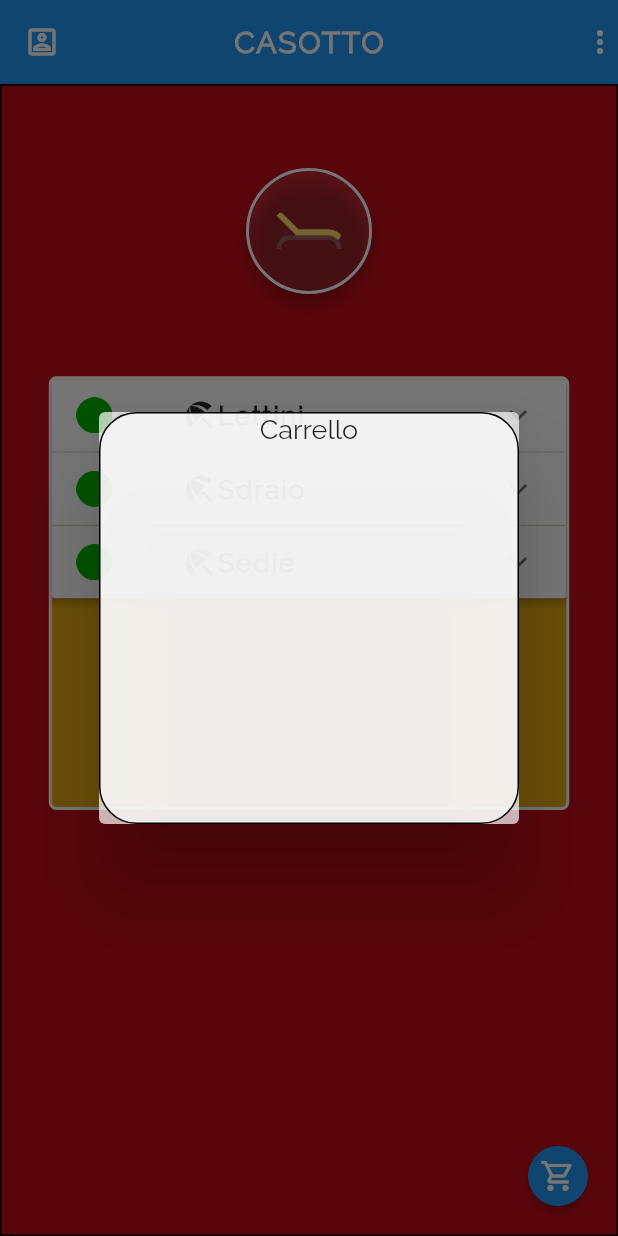
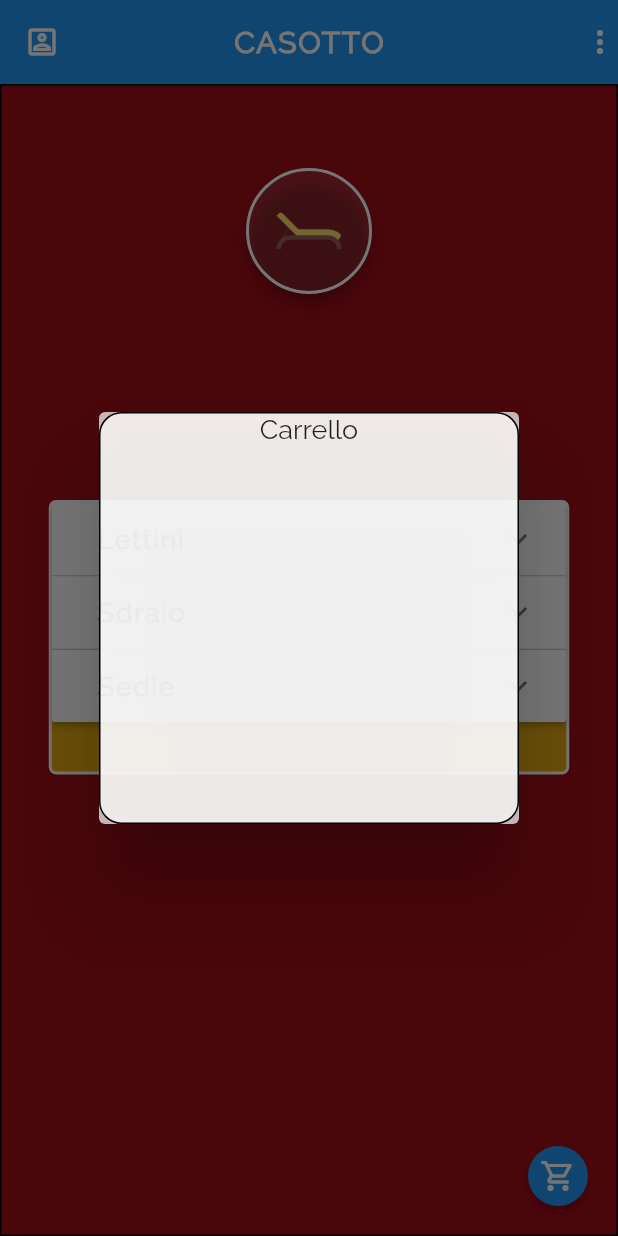
Before and after one commit to renzoproietti/gestionale-chalet, a Flutter app: the screen it shows after launch, scrolled down 1152 dp, after a tap on the "shopping cart" icon, on a phone screen of 412 x 824 dp. Run offline on Flutter 3.47's test engine with Material 2 defaults, Android fonts, the phone set to English and light mode, and no system bars.

Commit message:
modifiche sezione lettini

```diff
--- a/lib/home.dart
+++ b/lib/home.dart
@@ -9,14 +9,7 @@ Container createHomeScreen(
         height: MediaQuery.of(context).size.height),
     alignment: Alignment.center,
     decoration: BoxDecoration(
-      gradient: const LinearGradient(
-        colors: <Color>[
-          const Color(0xff161055),
-          const Color(0xff161055),
-        ],
-        begin: Alignment.topCenter,
-        end: Alignment.bottomCenter,
-      ),
+      color: const Color(0xff161055),
     ),
     child: Column(
       mainAxisSize: MainAxisSize.min,
--- /dev/null
+++ b/lib/listitemhandler.dart
@@ -0,0 +1,67 @@
+import 'package:flutter/material.dart';
+
+abstract class ListItem {
+  Icon icon;
+
+  bool isExpanded;
+  String header;
+  String body;
+  String infos;
+
+  ListItem({
+    this.isExpanded = false,
+    this.header = '\t',
+    this.body = '\t',
+    this.infos = '\t',
+    this.icon = empty_icon,
+  });
+}
+
+class OmbrelloniItem extends ListItem {
+  OmbrelloniItem({isExpanded, header, body, infos, icon})
+      : super(
+          isExpanded: false,
+          header: header,
+          body: body,
+          infos: infos,
+          icon: const Icon(Icons.beach_access_rounded),
+        );
+}
+
+class LettiniItem extends ListItem {
+  LettiniItem({
+    isExpanded,
+    header,
+    body,
+    infos,
+    icon,
+  }) : super(
+          isExpanded: false,
+          header: header,
+          body: body,
+          infos: infos,
+          icon: empty_icon,
+        );
+}
+
+const Image empty_image = Image(
+  image: AssetImage("lib/assets/green_circle.png"),
+  width: 0,
+  height: 0,
+);
+const Icon empty_icon = Icon(
+  Icons.abc,
+  size: 0,
+);
+const Image green_light = Image(
+  image: AssetImage("lib/assets/green_circle.png"),
+  width: 24,
+  height: 24,
+);
+const Image red_light = Image(
+  image: AssetImage("lib/assets/red_circle.png"),
+  width: 24,
+  height: 24,
+);
+
+final List<ListItem> _cart = <ListItem>[];
--- a/lib/main.dart
+++ b/lib/main.dart
@@ -5,6 +5,7 @@ import 'package:fluttertest/sezionelettini.dart';
 import 'package:fluttertest/sezioneombrelloni.dart';
 import 'package:fluttertest/sezioneeventi.dart';
 import 'package:fluttertest/widgetsbuilder.dart';
+import 'package:fluttertest/listitemhandler.dart';
 
 void main() => runApp(MaterialApp(
       home: CasottoHome(),
@@ -41,14 +42,14 @@ class _CasottoState extends State<CasottoHome> {
           createSezioneOmbrelloni(context, _pageController, //2nd page
               (int index, bool isExpanded) {
             setState(() {
-              List<OmbrelloneItem> _ombrelloni = getOmbrelloni();
+              List<OmbrelloniItem> _ombrelloni = getOmbrelloni();
               _ombrelloni[index].isExpanded = !_ombrelloni[index].isExpanded;
             });
           }),
           createSezioneLettini(context, _pageController,
               (int index, bool isExpanded) {
             setState(() {
-              List<LettinoItem> _lettini = getLettini();
+              List<LettiniItem> _lettini = getLettini();
               _lettini[index].isExpanded = !_lettini[index].isExpanded;
             });
           }), //3rd page
--- a/lib/sezionelettini.dart
+++ b/lib/sezionelettini.dart
@@ -1,18 +1,20 @@
 import 'package:flutter/material.dart';
 import 'widgetsbuilder.dart';
+import 'package:fluttertest/listitemhandler.dart';
 
-class LettinoItem extends ListItem {
-  LettinoItem({isExpanded, header, body, infos})
-      : super(isExpanded: false, header: header, body: body, infos: infos);
-}
-
-List<LettinoItem> _lettini = <LettinoItem>[
-  LettinoItem(header: "Lettini", body: '\t', infos: '\t'),
-  LettinoItem(header: "Sdraio", body: '\t', infos: '\t'),
-  LettinoItem(header: "Sedie", body: '\t', infos: '\t'),
+List<LettiniItem> _lettini = <LettiniItem>[
+  LettiniItem(
+      header: "Lettini",
+      body: '0',
+      infos: '\t',
+      icon: Icons.bedroom_child_outlined),
+  LettiniItem(
+      header: "Sdraio", body: '0', infos: '\t', icon: Icons.king_bed_outlined),
+  LettiniItem(
+      header: "Sedie", body: '0', infos: '\t', icon: Icons.chair_alt_outlined),
 ];
 
-List<LettinoItem> getLettini() {
+List<LettiniItem> getLettini() {
   return _lettini;
 }
 
@@ -29,8 +31,24 @@ Container createSezioneLettini(
     Duration(milliseconds: 400),
     _lettini,
     width: MediaQuery.of(context).size.width - 65,
-    height: MediaQuery.of(context).size.height / 2.85,
-    circle: green_light,
-    background: Color(0xffc00c18),
+    height: MediaQuery.of(context).size.height / 4.5,
+    secondPaddingColumn: MediaQuery.of(context).size.height / 6,
+    firstPaddingRow: MediaQuery.of(context).size.width / 30,
+    background: Color(0xffa00c18),
+    itemIcon: const Icon(Icons.bedroom_child_outlined),
+    cartIcon: const Icon(Icons.add_shopping_cart_rounded),
+    minusIcon: const Icon(
+      Icons.remove,
+      size: 20,
+      color: Colors.black,
+    ),
+    firstPaddingBodyRow: 1,
+    plusIcon: const Icon(
+      Icons.add,
+      size: 20,
+      color: Colors.black,
+    ),
+    secondPaddingBodyRow: MediaQuery.of(context).size.width / 5,
+    plusMinusIconsSizes: 1,
   );
 }
--- a/lib/sezioneombrelloni.dart
+++ b/lib/sezioneombrelloni.dart
@@ -1,24 +1,20 @@
 import 'package:flutter/material.dart';
 import 'widgetsbuilder.dart';
+import 'package:fluttertest/listitemhandler.dart';
 
-class OmbrelloneItem extends ListItem {
-  OmbrelloneItem({isExpanded, header, body, infos})
-      : super(isExpanded: false, header: header, body: body, infos: infos);
-}
-
-List<OmbrelloneItem> _ombrelloni = <OmbrelloneItem>[
-  OmbrelloneItem(header: "1", body: "Body", infos: "prima fila"),
-  OmbrelloneItem(header: "2", body: "Body2", infos: "prima fila"),
-  OmbrelloneItem(header: "3", body: "Body3", infos: "prima fila"),
-  OmbrelloneItem(header: "4", body: "Body", infos: "prima fila"),
-  OmbrelloneItem(header: "5", body: "Body2", infos: "prima fila"),
-  OmbrelloneItem(header: "6", body: "Body3", infos: "seconda fila"),
-  OmbrelloneItem(header: "7", body: "Body", infos: "seconda fila"),
-  OmbrelloneItem(header: "8", body: "Body2", infos: "terza fila"),
-  OmbrelloneItem(header: "9", body: "Body3", infos: "quarta fila"),
+List<OmbrelloniItem> _ombrelloni = <OmbrelloniItem>[
+  OmbrelloniItem(header: "1", body: "Prenota", infos: "prima fila"),
+  OmbrelloniItem(header: "2", body: "Prenota", infos: "prima fila"),
+  OmbrelloniItem(header: "3", body: "Prenota", infos: "prima fila"),
+  OmbrelloniItem(header: "4", body: "Prenota", infos: "prima fila"),
+  OmbrelloniItem(header: "5", body: "Prenota", infos: "prima fila"),
+  OmbrelloniItem(header: "6", body: "Prenota", infos: "seconda fila"),
+  OmbrelloniItem(header: "7", body: "Prenota", infos: "seconda fila"),
+  OmbrelloniItem(header: "8", body: "Prenota", infos: "terza fila"),
+  OmbrelloniItem(header: "9", body: "Prenota", infos: "quarta fila"),
 ];
 
-List<OmbrelloneItem> getOmbrelloni() {
+List<OmbrelloniItem> getOmbrelloni() {
   return _ombrelloni;
 }
 
@@ -31,12 +27,13 @@ Container createSezioneOmbrelloni(
     context,
     _pageController,
     callback,
-    AssetImage("lib/assets/umbrella_icon.png"),
-    Duration(milliseconds: 300),
+    const AssetImage("lib/assets/umbrella_icon.png"),
+    const Duration(milliseconds: 300),
     _ombrelloni,
     width: MediaQuery.of(context).size.width - 65,
     height: MediaQuery.of(context).size.height / 1.85,
     circle: green_light,
-    background: Color(0xffffb643),
+    background: const Color(0xffffb643),
+    itemIcon: const Icon(Icons.beach_access_outlined),
   );
 }
--- a/lib/widgetsbuilder.dart
+++ b/lib/widgetsbuilder.dart
@@ -1,10 +1,9 @@
-import 'dart:ffi';
-
 import 'package:flutter/material.dart';
+import 'package:fluttertest/listitemhandler.dart';
 
 /**File utility per la creazione dell'interfaccia base.
-Tutti i metodi riguardanti operazioni di più basso livello
-vanno inseriti qui.*/
+Tutti i metodi riguardanti operazioni che vengono
+effettuate più volte vanno inseriti qui.*/
 
 ///Crea bottone di default con un'icona e altri parametri esposti.
 ///Il bottone è collegato ad un _pageController e può o meno
@@ -40,27 +39,12 @@ ElevatedButton createButton(
   );
 }
 
-const Image empty = Image(
-  image: AssetImage("lib/assets/green_circle.png"),
-  width: 0,
-  height: 0,
-);
-const Image green_light = Image(
-  image: AssetImage("lib/assets/green_circle.png"),
-  width: 24,
-  height: 24,
-);
-const Image red_light = Image(
-  image: AssetImage("lib/assets/red_circle.png"),
-  width: 24,
-  height: 24,
-);
-double x = 0;
-
 ///metodo per la creazione dei container a pagina 2 (Sezione lettini).
 AnimatedContainer createCustomSelectContainer(
     BuildContext context, Icon icon, String text, double arrowPadding,
-    [double firstPadding = 0, double secondPadding = 0, Image image = empty]) {
+    [double firstPadding = 0,
+    double secondPadding = 0,
+    Image image = empty_image]) {
   return AnimatedContainer(
     duration: const Duration(milliseconds: 0),
     curve: Curves.easeInOut,
@@ -110,6 +94,7 @@ Container createPageContainer(
       shape: BoxShape.rectangle,
     ),
     child: Column(
+      mainAxisSize: MainAxisSize.max,
       children: [
         Padding(padding: EdgeInsets.only(top: firstPadding)),
         button,
@@ -140,13 +125,15 @@ Hero showCart(BuildContext context, Color currentColor) {
   return Hero(
       tag: 'cartpopup',
       child: Dialog(
+        insetAnimationCurve: Curves.easeOut,
+        insetAnimationDuration: Duration(milliseconds: 300),
         backgroundColor: Colors.white70,
         child: Container(
             decoration: BoxDecoration(
               color: currentColor,
               shape: BoxShape.rectangle,
               border: Border.all(color: Colors.black),
-              borderRadius: BorderRadius.circular(25),
+              borderRadius: BorderRadius.circular(15),
             ),
             alignment: Alignment.center,
             //color: Colors.white10,
@@ -161,26 +148,10 @@ Hero showCart(BuildContext context, Color currentColor) {
       ));
 }
 
-class ListItem {
-  bool isExpanded;
-  String header;
-  String body;
-  String infos;
-  IconData icon;
-
-  ListItem(
-      {this.isExpanded = false,
-      this.header = '\t',
-      this.body = '\t',
-      this.infos = '\t',
-      this.icon = Icons.beach_access_outlined});
-}
-
 ///Crea lista espandibile, con items personalizzati.
 ///Gli items devono estendere la classe ListItem.
 ///E' possibile definire dei valori personalizzati se non si dispone
 ///di un ListItem, anche se il metodo è ottimizzato per ListItems.
-///Forse si potrebbe aggiungere una lista opzionale di info?(@Filippo)
 Container customScrollableListView(
     BuildContext context,
     PageController _pageController,
@@ -190,7 +161,19 @@ Container customScrollableListView(
     List<ListItem> _items,
     {double width = 0,
     double height = 0,
-    Image circle = empty,
+    double firstPaddingColumn = 0,
+    double secondPaddingColumn = 0,
+    double firstPaddingRow = 0,
+    double secondPaddingRow = 0,
+    double firstPaddingBodyRow = 0,
+    double secondPaddingBodyRow = 0,
+    double thirdPaddingBodyRow = 0,
+    double plusMinusIconsSizes = 0,
+    Image circle = empty_image,
+    Icon itemIcon = empty_icon,
+    Icon cartIcon = empty_icon,
+    Icon plusIcon = empty_icon,
+    Icon minusIcon = empty_icon,
     Color background = Colors.white,
     String header = '\t',
     String body = '\t',
@@ -199,8 +182,12 @@ Container customScrollableListView(
   return createPageContainer(
     context,
     background,
-    MediaQuery.of(context).size.height / 15,
-    MediaQuery.of(context).size.height / 15,
+    firstPaddingColumn != 0
+        ? firstPaddingColumn
+        : MediaQuery.of(context).size.height / 15,
+    secondPaddingColumn != 0
+        ? secondPaddingColumn
+        : MediaQuery.of(context).size.height / 15,
     createButton(
       _pageController,
       assetImage,
@@ -221,10 +208,13 @@ Container customScrollableListView(
       width: width,
       height: height,
       child: Scrollbar(
+        child: Center(
           child: ListView(
-          shrinkWrap: true,
+            shrinkWrap: false,
             children: <Widget>[
               ExpansionPanelList(
+                expandedHeaderPadding:
+                    EdgeInsets.symmetric(vertical: 18, horizontal: 0),
                 expansionCallback: callback,
                 children: _items.map((ListItem? item) {
                   return ExpansionPanel(
@@ -235,13 +225,16 @@ Container customScrollableListView(
                             left: MediaQuery.of(context).size.width / 25),
                         child: Row(
                           mainAxisAlignment: MainAxisAlignment.start,
+                          mainAxisSize: MainAxisSize.max,
                           children: [
                             circle,
                             Padding(
                                 padding: EdgeInsets.only(
-                                      left: MediaQuery.of(context).size.width /
+                                    left: firstPaddingRow != 0
+                                        ? firstPaddingRow
+                                        : MediaQuery.of(context).size.width /
                                             9)),
-                              const Icon(Icons.beach_access),
+                            item != null ? item.icon : itemIcon,
                             Text(
                               item != null ? item.header : header,
                               textAlign: TextAlign.center,
@@ -254,8 +247,10 @@ Container customScrollableListView(
                             ),
                             Padding(
                                 padding: EdgeInsets.only(
-                                      left: MediaQuery.of(context).size.width /
-                                          11)),
+                                    left: secondPaddingRow != 0
+                                        ? secondPaddingRow
+                                        : MediaQuery.of(context).size.width /
+                                            21)),
                             createText(
                               item != null ? item.infos : info,
                               TextAlign.center,
@@ -263,25 +258,69 @@ Container customScrollableListView(
                               1,
                               14,
                             ),
+                            Padding(
+                                padding: EdgeInsets.only(
+                                    left: secondPaddingRow != 0
+                                        ? secondPaddingRow
+                                        : MediaQuery.of(context).size.width /
+                                            11)),
                           ],
-                          )));
+                        ),
+                      ));
                     },
                     isExpanded: item != null ? item.isExpanded : isExpanded,
-                    body: FittedBox(
+                    body: Row(
+                        mainAxisAlignment: MainAxisAlignment.spaceBetween,
+                        mainAxisSize: MainAxisSize.max,
+                        children: [
+                          IconButton(
+                            iconSize: plusMinusIconsSizes,
+                            icon: minusIcon,
+                            onPressed: () {},
+                          ),
+                          Padding(
+                            padding:
+                                EdgeInsets.only(right: firstPaddingBodyRow),
+                          ),
+                          Flexible(
                             child: TextButton(
                               onPressed: () {},
                               child: createText(
-                              "Prenota",
+                                item != null ? item.body : body,
                                 TextAlign.center,
                                 FontWeight.w700,
                                 1,
-                              16,
-                            ))));
+                                22,
+                              ),
+                            ),
+                          ),
+                          Padding(
+                            padding:
+                                EdgeInsets.only(right: firstPaddingBodyRow),
+                          ),
+                          IconButton(
+                            iconSize: plusMinusIconsSizes,
+                            icon: plusIcon,
+                            onPressed: () {},
+                          ),
+                          Padding(
+                            padding:
+                                EdgeInsets.only(right: secondPaddingBodyRow),
+                          ),
+                          ElevatedButton(
+                            onPressed: () {},
+                            child: const Icon(Icons.add_shopping_cart_rounded),
+                            style: ElevatedButton.styleFrom(
+                                shape: const CircleBorder()),
+                          ),
+                        ]),
+                  );
                 }).toList(),
               ),
             ],
           ),
         ),
       ),
+    ),
   );
 }
--- a/pubspec.yaml
+++ b/pubspec.yaml
@@ -18,7 +18,7 @@ publish_to: 'none' # Remove this line if you wish to publish to pub.dev
 version: 1.0.0+1
 
 environment:
-  sdk: ">=2.15.0-116.0.dev <3.0.0"
+  sdk: ">=2.15.0 < 3.0.0"
 
 # Dependencies specify other packages that your package needs in order to work.
 # To automatically upgrade your package dependencies to the latest versions
```
Also changed, not shown: pubspec.lock. Lines whose indentation alone changed are shown as unchanged.
